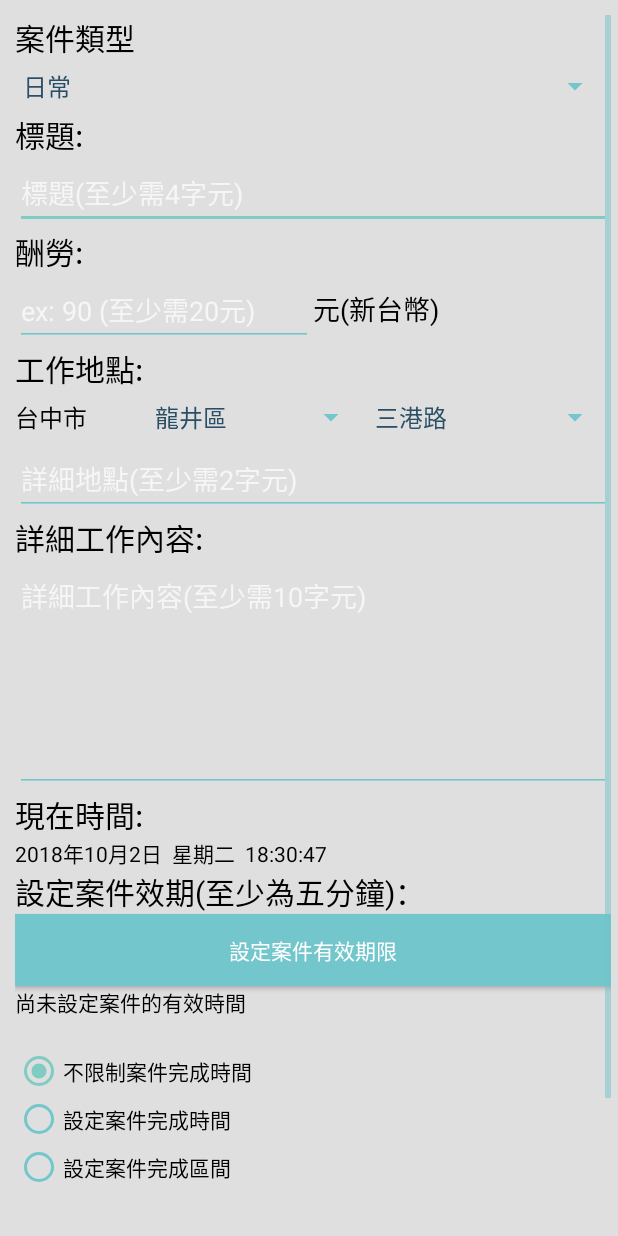
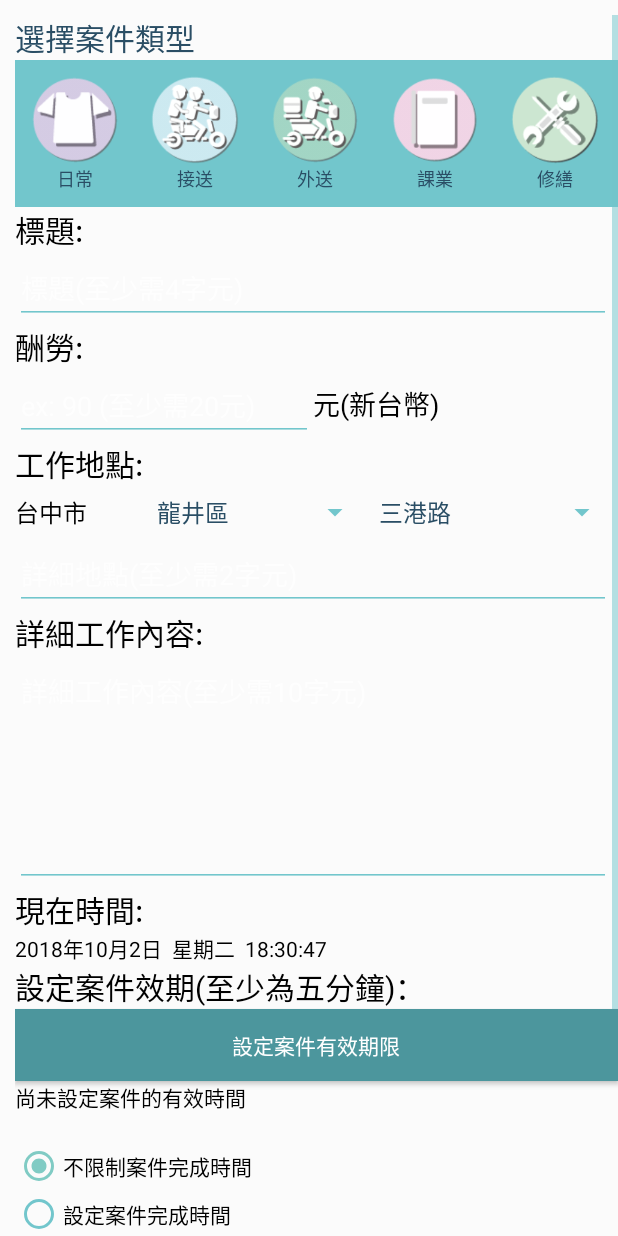
Before and after one commit to haru3613/ToolBox, an Android app: the adddata screen opened directly, with no data from a screen before it, on a phone screen of 412 x 824 dp. Run offline under Robolectric (Android 15) with nearby library versions, the phone set to English and light mode, and no system bars; our stand-ins replace Volley; libraries missing offline, so code that uses them is left out: com.afollestad.materialdialogs, com.loopj.android, com.rengwuxian.materialedittext; plain views replace MaterialEditText; network calls fail; 1 statement that could not run was skipped.

Commit message:
1002 Category

```diff
--- a/app/src/main/java/com/cyut/toolbox/toolbox/RecyclerViewAdapter.java
+++ b/app/src/main/java/com/cyut/toolbox/toolbox/RecyclerViewAdapter.java
@@ -130,7 +130,7 @@ public class RecyclerViewAdapter extends RecyclerView.Adapter<RecyclerViewHolder
         }
 
         if (itemList.get(position).getPid().equals(uid)){
-            holder.bg.setBackgroundColor(Color.parseColor("#90c7cd"));
+            holder.bg.setBackgroundColor(Color.parseColor("#72c6cc"));
         }else{
             holder.bg.setBackgroundColor(Color.parseColor("#dfffffff"));
         }
--- /dev/null
+++ b/app/src/main/java/com/cyut/toolbox/toolbox/RecyclerViewAdapterCategory.java
@@ -0,0 +1,91 @@
+package com.cyut.toolbox.toolbox;
+
+import android.app.TimePickerDialog;
+import android.content.Context;
+import android.graphics.Color;
+import android.support.v7.widget.RecyclerView;
+import android.util.Log;
+import android.view.LayoutInflater;
+import android.view.View;
+import android.view.ViewGroup;
+import android.widget.Button;
+import android.widget.EditText;
+import android.widget.ImageView;
+import android.widget.TextView;
+import android.widget.TimePicker;
+import android.widget.Toast;
+
+import com.afollestad.materialdialogs.DialogAction;
+import com.afollestad.materialdialogs.MaterialDialog;
+
+import java.util.ArrayList;
+import java.util.Calendar;
+import java.util.List;
+
+import static android.content.ContentValues.TAG;
+
+public class RecyclerViewAdapterCategory extends RecyclerView.Adapter<RecyclerViewCategoryHolders> {
+    public List<String> itemList;
+    private Context context;
+
+
+    private static MaterialDialog dialog;
+
+
+
+    public RecyclerViewAdapterCategory() {
+
+    }
+
+    public RecyclerViewAdapterCategory(Context context, ArrayList<String> itemList) {
+        this.itemList = itemList;
+        this.context = context;
+    }
+
+    @Override
+    public RecyclerViewCategoryHolders onCreateViewHolder(ViewGroup parent, int viewType) {
+        final View layoutView = LayoutInflater.from(parent.getContext()).inflate(R.layout.category, null);
+        RecyclerViewCategoryHolders rcv = new RecyclerViewCategoryHolders(layoutView);
+
+        return rcv;
+    }
+    @Override
+    public void onBindViewHolder(RecyclerViewCategoryHolders holder, final int position) {
+
+        switch (itemList.get(position)) {
+            case "日常":
+                holder.imag.setImageResource(R.drawable.life);
+                holder.categoryText.setText("日常");
+                break;
+            case "接送":
+                holder.imag.setImageResource(R.drawable.pickup);
+                holder.categoryText.setText("接送");
+                break;
+            case "外送":
+                holder.imag.setImageResource(R.drawable.delivery);
+                holder.categoryText.setText("外送");
+                break;
+            case "課業":
+                holder.imag.setImageResource(R.drawable.homework);
+                holder.categoryText.setText("課業");
+                break;
+            case "修繕":
+                holder.imag.setImageResource(R.drawable.repair);
+                holder.categoryText.setText("修繕");
+                break;
+            case "除蟲":
+                holder.imag.setImageResource(R.drawable.debug);
+                holder.categoryText.setText("除蟲");
+                break;
+        }
+
+
+    }
+    @Override
+    public int getItemCount() {
+        return this.itemList.size();
+    }
+
+
+
+}
--- a/app/src/main/java/com/cyut/toolbox/toolbox/RecyclerViewAdapterMsg.java
+++ b/app/src/main/java/com/cyut/toolbox/toolbox/RecyclerViewAdapterMsg.java
@@ -113,7 +113,7 @@ public class RecyclerViewAdapterMsg extends RecyclerView.Adapter<RecyclerViewHol
             holder.Status.setTextColor(Color.parseColor("#000000"));
         }
         if (itemList.get(position).getPid().equals(uid)){
-            holder.bg.setBackgroundColor(Color.parseColor("#90c7cd"));
+            holder.bg.setBackgroundColor(Color.parseColor("#72c6cc"));
         }else {
             holder.bg.setBackgroundColor(Color.parseColor("#dfffffff"));
         }
--- /dev/null
+++ b/app/src/main/java/com/cyut/toolbox/toolbox/RecyclerViewCategoryHolders.java
@@ -0,0 +1,25 @@
+package com.cyut.toolbox.toolbox;
+
+/**
+ * Created by Haru on 2018/1/7.
+ */
+
+import android.support.v7.widget.RecyclerView;
+import android.view.View;
+import android.widget.ImageView;
+import android.widget.LinearLayout;
+import android.widget.TextView;
+
+public class RecyclerViewCategoryHolders extends RecyclerView.ViewHolder{
+    public ImageView imag;
+    public TextView categoryText;
+    public LinearLayout categoryBackground;
+
+    public RecyclerViewCategoryHolders(View itemView) {
+        super(itemView);
+        imag = (ImageView)itemView.findViewById(R.id.View);
+        categoryText=itemView.findViewById(R.id.cateText);
+        categoryBackground=itemView.findViewById(R.id.categorybackground);
+    }
+
+}
--- /dev/null
+++ b/app/src/main/java/com/cyut/toolbox/toolbox/RecylerItemClickListener.java
@@ -0,0 +1,58 @@
+package com.cyut.toolbox.toolbox;
+
+import android.content.Context;
+import android.support.v7.widget.RecyclerView;
+import android.view.GestureDetector;
+import android.view.MotionEvent;
+import android.view.View;
+
+public class RecylerItemClickListener implements RecyclerView.OnItemTouchListener {
+    public interface OnItemClickListener {
+        void onItemClick(View view, int position);
+
+        void onItemLongClick(View view, int position);
+    }
+
+    private OnItemClickListener mListener;
+
+    private GestureDetector mGestureDetector;
+
+    public RecylerItemClickListener(Context context, final RecyclerView recyclerView, OnItemClickListener listener) {
+        mListener = listener;
+
+        mGestureDetector = new GestureDetector(context, new GestureDetector.SimpleOnGestureListener() {
+            @Override
+            public boolean onSingleTapUp(MotionEvent e) {
+                return true;
+            }
+
+            @Override
+            public void onLongPress(MotionEvent e) {
+                View childView = recyclerView.findChildViewUnder(e.getX(), e.getY());
+
+                if (childView != null && mListener != null) {
+                    mListener.onItemLongClick(childView, recyclerView.getChildAdapterPosition(childView));
+                }
+            }
+        });
+    }
+
+    @Override
+    public boolean onInterceptTouchEvent(RecyclerView view, MotionEvent e) {
+        View childView = view.findChildViewUnder(e.getX(), e.getY());
+
+        if (childView != null && mListener != null && mGestureDetector.onTouchEvent(e)) {
+            mListener.onItemClick(childView, view.getChildAdapterPosition(childView));
+        }
+
+        return false;
+    }
+
+    @Override
+    public void onTouchEvent(RecyclerView view, MotionEvent motionEvent) {
+    }
+
+    @Override
+    public void onRequestDisallowInterceptTouchEvent(boolean disallowIntercept) {
+    }
+}
--- a/app/src/main/java/com/cyut/toolbox/toolbox/adddata.java
+++ b/app/src/main/java/com/cyut/toolbox/toolbox/adddata.java
@@ -10,6 +10,8 @@ import android.os.Handler;
 import android.os.Message;
 import android.os.StrictMode;
 import android.support.v7.app.AppCompatActivity;
+import android.support.v7.widget.LinearLayoutManager;
+import android.support.v7.widget.RecyclerView;
 import android.util.Log;
 import android.view.View;
 import android.view.WindowManager;
@@ -47,15 +49,16 @@ import java.util.TimeZone;
 
 import static android.content.ContentValues.TAG;
 
-public class adddata extends AppCompatActivity {
+public class adddata extends AppCompatActivity{
     private AsyncHttpClient client;
     private TextView text_viewtime, text_until_time, text_end_until_time, text_case_done_viewtime1, text_case_done_viewtime2, text_view_done_type, textView2;
     private static final int msgKey1 = 1;
     private TimePickerDialog.OnTimeSetListener onTimeSetListener;
+    private String category;
     private TimePickerDialog timePickerDialog;
     private RadioButton rb_cmp_non, rb_cmp_one, rb_cmp_local;
     private EditText edt_title,edt_money,edt_detail,spinner_other;
-    Spinner spinner_class, spinner_local, spinner_road;
+    Spinner  spinner_local, spinner_road;
     private Button bt_timeout, bt_case_done_A, bt_case_done_B,bt_sendcase;
     String spinner_road_data;
     int c_end_hours = 0;
@@ -76,6 +79,7 @@ public class adddata extends AppCompatActivity {
     String erroMessage="";
     String radioCheck="0";
     MaterialDialog.Builder alertDialog;
+    private RecyclerViewAdapterCategory adapter;
     @Override
     protected void onCreate(Bundle savedInstanceState) {
         super.onCreate(savedInstanceState);
@@ -94,7 +98,6 @@ public class adddata extends AppCompatActivity {
         edt_detail =(EditText)findViewById(R.id.edt_detail);
         spinner_other=(EditText)findViewById(R.id.spinner_other);
         //spinner
-        spinner_class = (Spinner) findViewById(R.id.spinner_class);
         spinner_local = (Spinner) findViewById(R.id.spinner_local);
         spinner_road = (Spinner) findViewById(R.id.spinner_road);
         //TextView
@@ -115,11 +118,41 @@ public class adddata extends AppCompatActivity {
         bt_sendcase = findViewById(R.id.bt_sendcase);
         //--------------------------------------------------------------
         //--spinner類別Open~
-        class_spinner();
+
         town_spinner();
         road_spinner();
+        category="";
+        ArrayList<String> categorylist=new ArrayList<String>();
+
+        categorylist.add("日常");
+        categorylist.add("接送");
+        categorylist.add("外送");
+        categorylist.add("課業");
+        categorylist.add("修繕");
+        categorylist.add("除蟲");
 
 
+        LinearLayoutManager layoutManager
+                = new LinearLayoutManager(adddata.this, LinearLayoutManager.HORIZONTAL, false);
+
+        RecyclerView recyclerView = (RecyclerView) findViewById(R.id.category);
+        recyclerView.setLayoutManager(layoutManager);
+        Log.d(TAG, "list: "+categorylist);
+        adapter=new RecyclerViewAdapterCategory(adddata.this,categorylist);
+        recyclerView.setAdapter(adapter);
+
+        recyclerView.addOnItemTouchListener(new RecylerItemClickListener(adddata.this, recyclerView, new RecylerItemClickListener.OnItemClickListener() {
+            @Override
+            public void onItemClick(View view, int position) {
+                category=adapter.itemList.get(position);
+                Toast.makeText(adddata.this,"你選擇："+adapter.itemList.get(position),Toast.LENGTH_SHORT).show();
+            }
+
+            @Override
+            public void onItemLongClick(View view, int position) {
+                // ...
+            }
+        }));
 
         uid="";
         SharedPreferences sharedPreferences = adddata.this.getSharedPreferences(KEY, MODE_PRIVATE);
@@ -198,7 +231,7 @@ public class adddata extends AppCompatActivity {
                 int Money=0;
                 String send_Money="0";
                 String type="check_ok";
-                String send_class=spinner_class.getSelectedItem().toString();
+                String send_class=category;
                 String send_Title=edt_title.getText().toString();
                 if (send_Title.length()<4){
                     erroMessage=erroMessage+"標題至少為四個字唷\n";
@@ -271,17 +304,9 @@ public class adddata extends AppCompatActivity {
     }
 
 
-
     //----------------------------------------------------------------------------------
 
-    //--------------------class spinner-----------------------------------
-    private void class_spinner() {
-        ArrayAdapter<CharSequence> a = ArrayAdapter.createFromResource(adddata.this,
-                R.array.category,
-                R.layout.spinner_item);
-        spinner_class.setAdapter(a);
 
-    }
 
     //------------------------跟php要鄉鎮資料 to Spinner_town----------------------------------------
     private void town_spinner() {
--- a/app/src/main/res/layout/activity_adddata.xml
+++ b/app/src/main/res/layout/activity_adddata.xml
@@ -4,6 +4,7 @@
     xmlns:tools="http://schemas.android.com/tools"
     android:layout_width="wrap_content"
     android:layout_height="wrap_content"
+    android:background="@color/colorBackground"
     tools:context="com.cyut.toolbox.toolbox.adddata">
 
     <ScrollView xmlns:android="http://schemas.android.com/apk/res/android"
@@ -31,22 +32,14 @@
                     android:id="@+id/textView3"
                     android:layout_width="wrap_content"
                     android:layout_height="wrap_content"
-                    android:text="案件類型"
-                    android:textColor="@android:color/black"
+                    android:text="選擇案件類型"
+                    android:textColor="@color/primaryTextColor"
                     android:textSize="20sp" />
             </TableRow>
-
-            <TableRow
+            <android.support.v7.widget.RecyclerView
+                android:id="@+id/category"
                 android:layout_width="match_parent"
-                android:layout_height="78dp">
-
-                <Spinner
-                    android:id="@+id/spinner_class"
-                    android:layout_width="match_parent"
-                    android:layout_height="match_parent"
-                    android:textColor="@android:color/black" />
-
-            </TableRow>
+                android:layout_height="wrap_content" />
 
             <TableRow
                 android:layout_width="match_parent"
@@ -254,7 +247,7 @@
                 android:id="@+id/bt_timeout"
                 android:layout_width="wrap_content"
                 android:layout_height="wrap_content"
-                android:background="@color/primaryDarkColor"
+                android:background="@color/primaryColor"
                 android:onClick="timeout"
                 android:text="設定案件有效期限"
                 android:textColor="@android:color/white" />
@@ -395,7 +388,8 @@
                 android:id="@+id/bt_sendcase"
                 android:layout_width="wrap_content"
                 android:layout_height="wrap_content"
-                android:background="@color/primaryDarkColor"
+                android:layout_marginBottom="20dp"
+                android:background="@color/primaryColor"
                 android:text="完成"
                 android:textColor="@android:color/white" />
 
--- /dev/null
+++ b/app/src/main/res/layout/category.xml
@@ -0,0 +1,36 @@
+<?xml version="1.0" encoding="utf-8"?>
+<LinearLayout
+    xmlns:android="http://schemas.android.com/apk/res/android"
+    xmlns:app="http://schemas.android.com/apk/res-auto"
+    android:layout_width="wrap_content"
+    android:layout_height="match_parent"
+    android:background="@color/primaryDarkColor"
+    android:orientation="vertical"
+    android:padding="10dp">
+
+    <LinearLayout
+        android:layout_width="match_parent"
+        android:layout_height="match_parent"
+        android:id="@+id/categorybackground"
+        android:orientation="vertical">
+
+        <ImageView
+            android:id="@+id/View"
+            android:layout_width="60dp"
+            android:layout_height="60dp"
+            android:layout_gravity="center"
+            app:srcCompat="@drawable/delivery" />
+
+        <TextView
+            android:id="@+id/cateText"
+            android:layout_width="match_parent"
+            android:layout_height="wrap_content"
+            android:layout_gravity="center"
+            android:gravity="center"
+            android:text="TextView"
+            android:textColor="@color/primaryTextColor"
+            android:textSize="12sp" />
+    </LinearLayout>
+
+
+</LinearLayout>
```
Also changed, not shown: app/src/main/java/com/cyut/toolbox/toolbox/MainFragment.java (+31 -2 lines), app/src/main/res/layout/fragment_main.xml (+25 -6 lines), app/src/main/res/layout/list_item.xml (+5 -3 lines), app/src/main/res/layout/wantcase.xml (+5 -5 lines).
